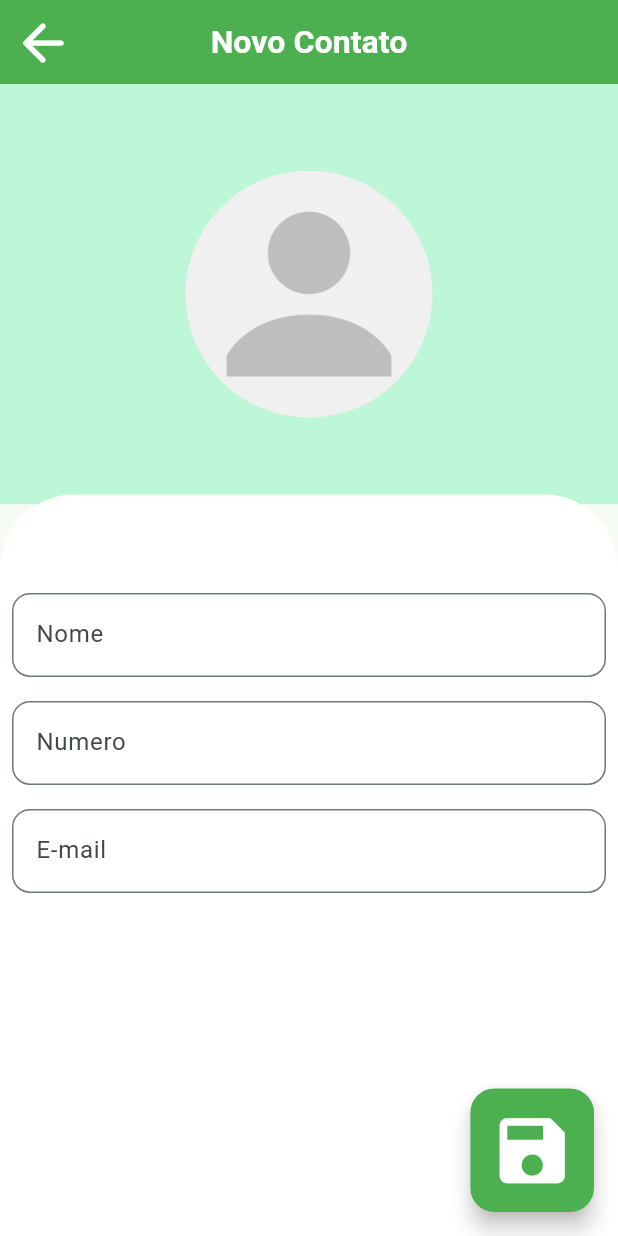
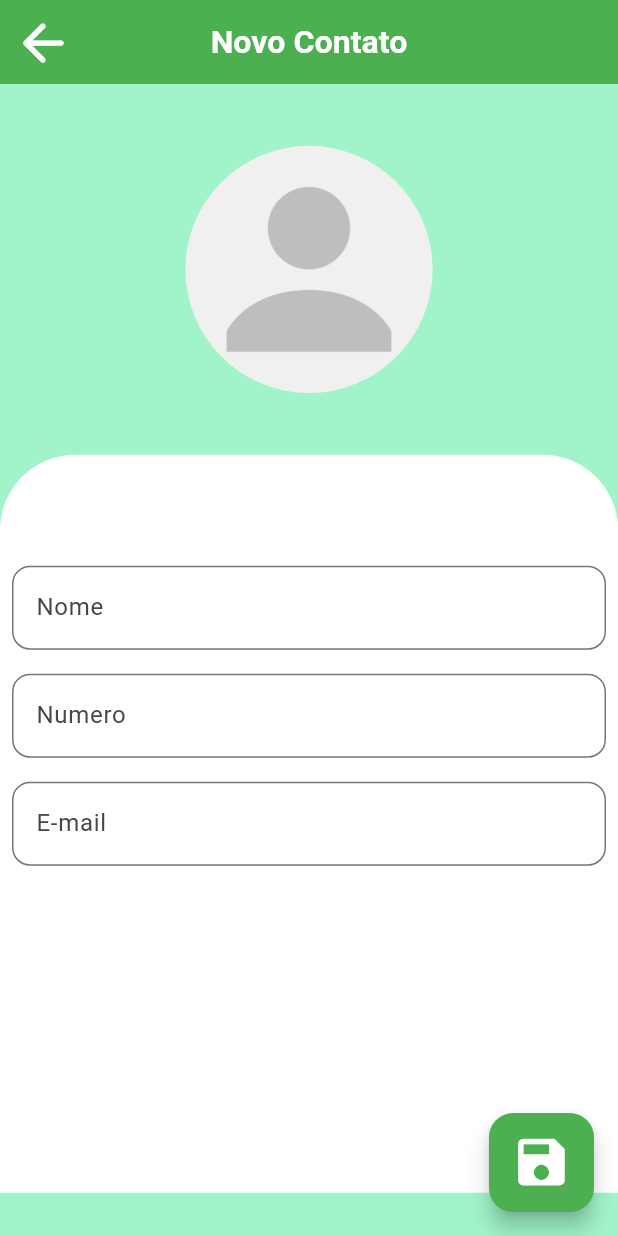
Before and after one commit to JoseGoncalvess/Contact_List, a Flutter app: the NewContact screen opened directly, on a phone screen of 412 x 824 dp. Run offline on Flutter 3.47's test engine with Material 2 defaults, Android fonts, the phone set to English and light mode, and no system bars; our stand-ins replace image_picker, shared_preferences; accounts and stored records are empty.

Commit message:
resolver fix bug animated container

```diff
--- a/lib/main.dart
+++ b/lib/main.dart
@@ -1,4 +1,4 @@
-import 'package:contact_list/screens/home_page.dart';
+import 'package:contact_list/screens/home%20Page/home_page.dart';
 import 'package:flutter/material.dart';
 
 void main() {
--- a/lib/screens/home_page.dart
+++ b/lib/screens/home Page/home_page.dart
@@ -2,7 +2,7 @@
 
 import 'package:contact_list/controllers/homecontroller.dart';
 import 'package:flutter/material.dart';
-import 'new_contatact/new_contact.dart';
+import '../new_contatact/new_contact.dart';
 
 class HomePage extends StatefulWidget {
   const HomePage({super.key});
--- a/lib/screens/new_contatact/new_contact.dart
+++ b/lib/screens/new_contatact/new_contact.dart
@@ -1,6 +1,6 @@
 import 'package:contact_list/controllers/homecontroller.dart';
 import 'package:contact_list/controllers/new_contact_controller.dart';
-import 'package:contact_list/screens/home_page.dart';
+import 'package:contact_list/screens/home%20Page/home_page.dart';
 import 'package:flutter/material.dart';
 import '../../models/contact_model.dart';
 import '../widgets/buttom_widget.dart';
@@ -59,21 +59,20 @@
         centerTitle: true,
       ),
       body: Container(
+          color: Colors.greenAccent.withOpacity(0.6),
           width: width,
           height: height,
+          child: SingleChildScrollView(
             child: Stack(
               children: [
-            Positioned(
-              child: Container(
+                Column(
+                  crossAxisAlignment: CrossAxisAlignment.center,
+                  children: [
+                    Container(
                       alignment: Alignment.center,
                       width: MediaQuery.sizeOf(context).width,
-                height: MediaQuery.sizeOf(context).height * 0.34,
-                color: Colors.greenAccent.withOpacity(0.4),
-                child: Column(
-                  crossAxisAlignment: CrossAxisAlignment.center,
-                  mainAxisAlignment: MainAxisAlignment.spaceAround,
-                  children: [
-                    GestureDetector(
+                      height: MediaQuery.sizeOf(context).height * 0.3,
+                      child: GestureDetector(
                           onTap: () => {
                                 _newconroller.onfile.value =
                                     !_newconroller.onfile.value
@@ -81,22 +80,16 @@
                           child: _newconroller.value == null
                               ? CircleAvatar(
                                   radius: width * 0.2,
-                                backgroundImage: AssetImage("assets/user.png"),
+                                  backgroundImage:
+                                      const AssetImage("assets/user.png"),
                                 )
                               : CustomProfile(
                                   arquivo: _newconroller.value!,
-                              )
-                        // : CustomProfile(arquivo: _newconroller.value),
-                        )
-                  ],
+                                )),
                     ),
-              ),
-            ),
-            Positioned(
-              bottom: 0,
-              child: Container(
+                    Container(
                       width: width,
-                height: height * 0.6,
+                      height: height * 0.597,
                       decoration: const BoxDecoration(
                           color: Colors.white,
                           borderRadius: BorderRadius.only(
@@ -105,7 +98,7 @@
                       child: Column(
                         children: [
                           SizedBox(
-                      height: height * 0.07,
+                            height: height * 0.08,
                           ),
                           Customfild(
                             controller: nameController,
@@ -122,14 +115,15 @@
                         ],
                       ),
                     ),
+                  ],
                 ),
                 Positioned(
-              bottom: 0,
+                    top: _newconroller.onfile.value ? 535 : 1000,
                     child: AnimatedContainer(
                       width: width,
-                height: _newconroller.onfile.value ? height * 0.24 : 0,
-                duration: const Duration(milliseconds: 600),
-                curve: Curves.easeInOut,
+                      height: height * 0.24,
+                      duration: const Duration(milliseconds: 500),
+                      curve: Curves.easeInOutSine,
                       decoration: const BoxDecoration(
                           color: Colors.green,
                           borderRadius: BorderRadius.only(
@@ -170,16 +164,15 @@
                           )
                         ],
                       ),
-              ),
-            )
+                    ))
               ],
             ),
-      ),
+          )),
       floatingActionButton: _newconroller.onfile.value
           ? Container()
           : AnimatedContainer(
-              width: width * 0.2,
-              height: height * 0.1,
+              width: width * 0.17,
+              height: height * 0.08,
               duration: Duration(milliseconds: 500),
               curve: Curves.easeInBack,
               child: FloatingActionButton(
@@ -202,7 +195,7 @@
                 child: Icon(
                   Icons.save,
                   color: Colors.white,
-                  size: height * 0.07,
+                  size: height * 0.05,
                 ),
               ),
             ),
```
Lines whose indentation alone changed are shown as unchanged.
